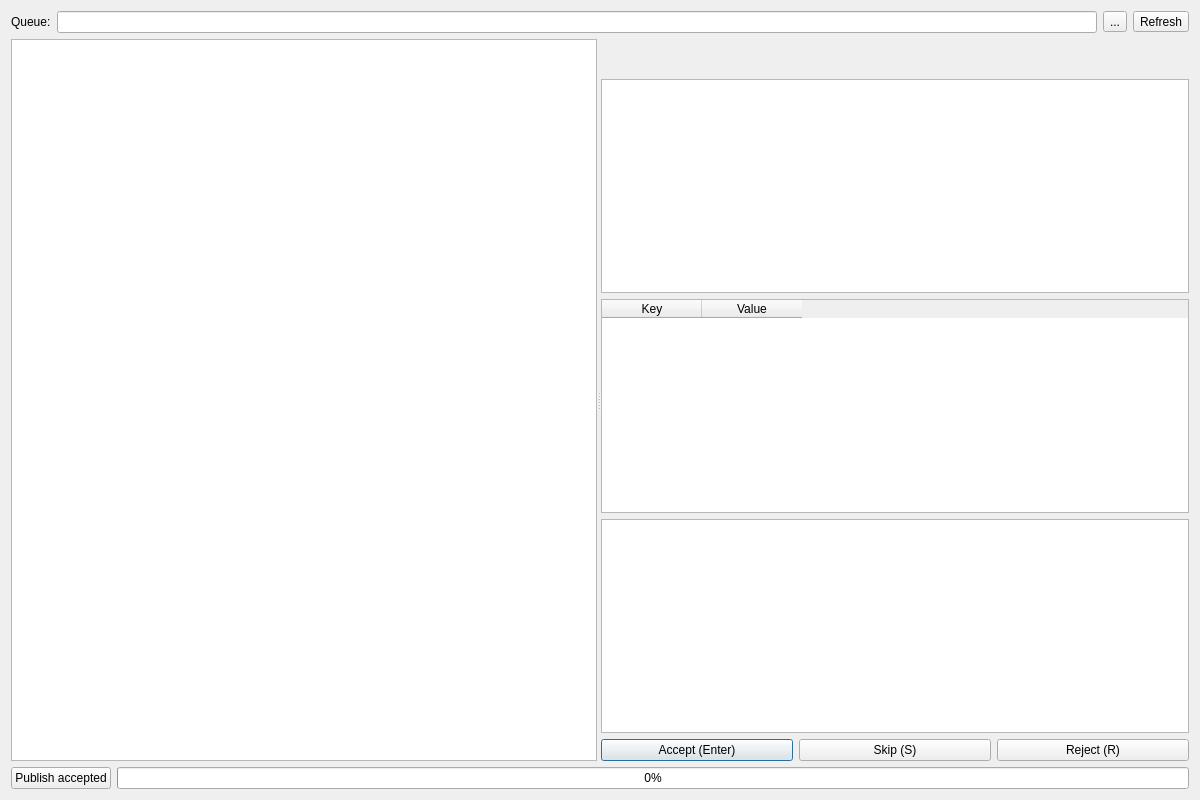
Above: src/main/python/ui/review.ui from 3ll3d00d/beqdesigner before the change. Below: the same form after it.
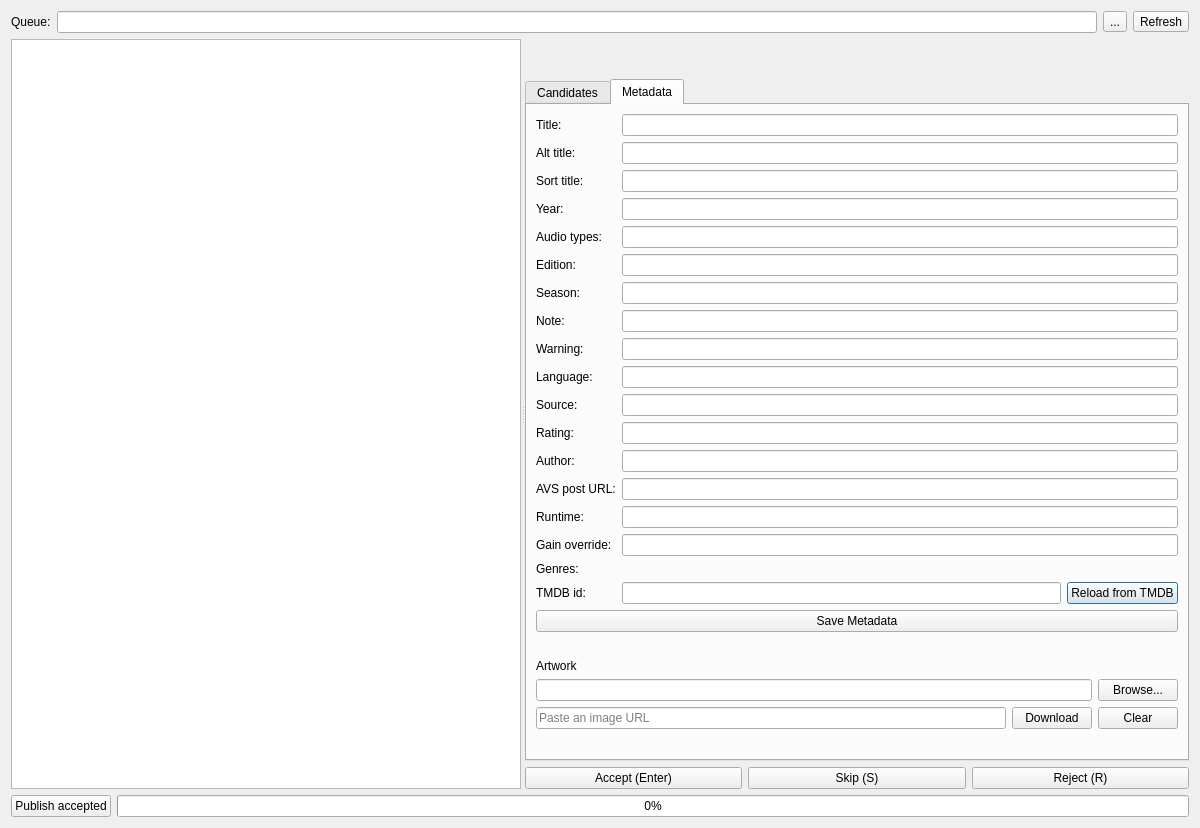
That is the form after the change. The open tabs and pages were chosen to show the change. Custom widgets are drawn as their Qt base class.

Commit message:
Add review queue metadata + artwork editor, wire poster into publish
ReviewQueueDialog gains an editable Metadata tab (title/year/edition/
audio types/etc., reload-from-TMDB by id or title+year search) and an
Artwork section (browse a local file or download a pasted URL), so a
human can supply BeqMetadata fields and report artwork the batch
design flow never populated on its own. QueueEntry gains art_path/
art_overridden, and publish_reviewed_queue() now actually passes
poster_path through to the report renderer, which it silently dropped
before despite the fetch/compose code already existing.

```diff
--- a/src/main/python/ui/review.ui
+++ b/src/main/python/ui/review.ui
@@ -85,35 +85,323 @@
         </widget>
        </item>
        <item>
-        <widget class="QListWidget" name="candidateList">
-         <property name="maximumHeight">
-          <number>120</number>
-         </property>
+        <widget class="QTabWidget" name="detailTabs">
+         <widget class="QWidget" name="candidatesTab">
+          <attribute name="title">
+           <string>Candidates</string>
+          </attribute>
+          <layout class="QVBoxLayout" name="candidatesTabLayout">
+           <item>
+            <widget class="QListWidget" name="candidateList">
+             <property name="maximumHeight">
+              <number>120</number>
+             </property>
+            </widget>
+           </item>
+           <item>
+            <widget class="QTableWidget" name="commentaryTable">
+             <property name="maximumHeight">
+              <number>100</number>
+             </property>
+             <property name="columnCount">
+              <number>2</number>
+             </property>
+             <column>
+              <property name="text">
+               <string>Key</string>
+              </property>
+             </column>
+             <column>
+              <property name="text">
+               <string>Value</string>
+              </property>
+             </column>
+            </widget>
+           </item>
+           <item>
+            <widget class="MplWidget" name="previewChart"/>
+           </item>
+          </layout>
+         </widget>
+         <widget class="QWidget" name="metadataTab">
+          <attribute name="title">
+           <string>Metadata</string>
+          </attribute>
+          <layout class="QVBoxLayout" name="metadataTabLayout">
+           <item>
+            <layout class="QFormLayout" name="metadataForm">
+             <item row="0" column="0">
+              <widget class="QLabel" name="titleFieldLabel">
+               <property name="text">
+                <string>Title:</string>
+               </property>
+              </widget>
+             </item>
+             <item row="0" column="1">
+              <widget class="QLineEdit" name="titleField"/>
+             </item>
+             <item row="1" column="0">
+              <widget class="QLabel" name="altTitleFieldLabel">
+               <property name="text">
+                <string>Alt title:</string>
+               </property>
+              </widget>
+             </item>
+             <item row="1" column="1">
+              <widget class="QLineEdit" name="altTitleField"/>
+             </item>
+             <item row="2" column="0">
+              <widget class="QLabel" name="sortTitleFieldLabel">
+               <property name="text">
+                <string>Sort title:</string>
+               </property>
+              </widget>
+             </item>
+             <item row="2" column="1">
+              <widget class="QLineEdit" name="sortTitleField"/>
+             </item>
+             <item row="3" column="0">
+              <widget class="QLabel" name="yearFieldLabel">
+               <property name="text">
+                <string>Year:</string>
+               </property>
+              </widget>
+             </item>
+             <item row="3" column="1">
+              <widget class="QLineEdit" name="yearField"/>
+             </item>
+             <item row="4" column="0">
+              <widget class="QLabel" name="audioTypesFieldLabel">
+               <property name="text">
+                <string>Audio types:</string>
+               </property>
+              </widget>
+             </item>
+             <item row="4" column="1">
+              <widget class="QLineEdit" name="audioTypesField"/>
+             </item>
+             <item row="5" column="0">
+              <widget class="QLabel" name="editionFieldLabel">
+               <property name="text">
+                <string>Edition:</string>
+               </property>
+              </widget>
+             </item>
+             <item row="5" column="1">
+              <widget class="QLineEdit" name="editionField"/>
+             </item>
+             <item row="6" column="0">
+              <widget class="QLabel" name="seasonFieldLabel">
+               <property name="text">
+                <string>Season:</string>
+               </property>
+              </widget>
+             </item>
+             <item row="6" column="1">
+              <widget class="QLineEdit" name="seasonField"/>
+             </item>
+             <item row="7" column="0">
+              <widget class="QLabel" name="noteFieldLabel">
+               <property name="text">
+                <string>Note:</string>
+               </property>
+              </widget>
+             </item>
+             <item row="7" column="1">
+              <widget class="QLineEdit" name="noteField"/>
+             </item>
+             <item row="8" column="0">
+              <widget class="QLabel" name="warningFieldLabel">
+               <property name="text">
+                <string>Warning:</string>
+               </property>
+              </widget>
+             </item>
+             <item row="8" column="1">
+              <widget class="QLineEdit" name="warningField"/>
+             </item>
+             <item row="9" column="0">
+              <widget class="QLabel" name="languageFieldLabel">
+               <property name="text">
+                <string>Language:</string>
+               </property>
+              </widget>
+             </item>
+             <item row="9" column="1">
+              <widget class="QLineEdit" name="languageField"/>
+             </item>
+             <item row="10" column="0">
+              <widget class="QLabel" name="sourceFieldLabel">
+               <property name="text">
+                <string>Source:</string>
+               </property>
+              </widget>
+             </item>
+             <item row="10" column="1">
+              <widget class="QLineEdit" name="sourceField"/>
+             </item>
+             <item row="11" column="0">
+              <widget class="QLabel" name="ratingFieldLabel">
+               <property name="text">
+                <string>Rating:</string>
+               </property>
+              </widget>
+             </item>
+             <item row="11" column="1">
+              <widget class="QLineEdit" name="ratingField"/>
+             </item>
+             <item row="12" column="0">
+              <widget class="QLabel" name="authorFieldLabel">
+               <property name="text">
+                <string>Author:</string>
+               </property>
+              </widget>
+             </item>
+             <item row="12" column="1">
+              <widget class="QLineEdit" name="authorField"/>
+             </item>
+             <item row="13" column="0">
+              <widget class="QLabel" name="avsFieldLabel">
+               <property name="text">
+                <string>AVS post URL:</string>
+               </property>
+              </widget>
+             </item>
+             <item row="13" column="1">
+              <widget class="QLineEdit" name="avsField"/>
+             </item>
+             <item row="14" column="0">
+              <widget class="QLabel" name="runtimeFieldLabel">
+               <property name="text">
+                <string>Runtime:</string>
+               </property>
+              </widget>
+             </item>
+             <item row="14" column="1">
+              <widget class="QLineEdit" name="runtimeField"/>
+             </item>
+             <item row="15" column="0">
+              <widget class="QLabel" name="gainFieldLabel">
+               <property name="text">
+                <string>Gain override:</string>
+               </property>
+              </widget>
+             </item>
+             <item row="15" column="1">
+              <widget class="QLineEdit" name="gainField"/>
+             </item>
+             <item row="16" column="0">
+              <widget class="QLabel" name="genresFieldLabel">
+               <property name="text">
+                <string>Genres:</string>
+               </property>
+              </widget>
+             </item>
+             <item row="16" column="1">
+              <widget class="QLabel" name="genresLabel">
+               <property name="text">
+                <string/>
+               </property>
+              </widget>
+             </item>
+             <item row="17" column="0">
+              <widget class="QLabel" name="movieDbIdFieldLabel">
+               <property name="text">
+                <string>TMDB id:</string>
+               </property>
+              </widget>
+             </item>
+             <item row="17" column="1">
+              <layout class="QHBoxLayout" name="movieDbIdLayout">
+               <item>
+                <widget class="QLineEdit" name="movieDbIdField"/>
+               </item>
+               <item>
+                <widget class="QPushButton" name="reloadTmdbButton">
+                 <property name="text">
+                  <string>Reload from TMDB</string>
+                 </property>
+                </widget>
+               </item>
+              </layout>
+             </item>
+            </layout>
+           </item>
+           <item>
+            <widget class="QPushButton" name="saveMetadataButton">
+             <property name="text">
+              <string>Save Metadata</string>
+             </property>
+            </widget>
+           </item>
+           <item>
+            <widget class="QLabel" name="metadataStatusLabel">
+             <property name="text">
+              <string/>
+             </property>
+            </widget>
+           </item>
+           <item>
+            <widget class="QLabel" name="artworkGroupLabel">
+             <property name="text">
+              <string>Artwork</string>
+             </property>
+            </widget>
+           </item>
+           <item>
+            <layout class="QHBoxLayout" name="artPathLayout">
+             <item>
+              <widget class="QLineEdit" name="artPathField">
+               <property name="readOnly">
+                <bool>true</bool>
+               </property>
+              </widget>
+             </item>
+             <item>
+              <widget class="QPushButton" name="browseArtButton">
+               <property name="text">
+                <string>Browse...</string>
+               </property>
+              </widget>
+             </item>
+            </layout>
+           </item>
+           <item>
+            <layout class="QHBoxLayout" name="artUrlLayout">
+             <item>
+              <widget class="QLineEdit" name="artUrlField">
+               <property name="placeholderText">
+                <string>Paste an image URL</string>
+               </property>
+              </widget>
+             </item>
+             <item>
+              <widget class="QPushButton" name="downloadArtButton">
+               <property name="text">
+                <string>Download</string>
+               </property>
+              </widget>
+             </item>
+             <item>
+              <widget class="QPushButton" name="clearArtButton">
+               <property name="text">
+                <string>Clear</string>
+               </property>
+              </widget>
+             </item>
+            </layout>
+           </item>
+           <item>
+            <widget class="QLabel" name="artPreviewLabel">
+             <property name="text">
+              <string/>
+             </property>
+            </widget>
+           </item>
+          </layout>
+         </widget>
         </widget>
        </item>
-       <item>
-        <widget class="QTableWidget" name="commentaryTable">
-         <property name="maximumHeight">
-          <number>100</number>
-         </property>
-         <property name="columnCount">
-          <number>2</number>
-         </property>
-         <column>
-          <property name="text">
-           <string>Key</string>
-          </property>
-         </column>
-         <column>
-          <property name="text">
-           <string>Value</string>
-          </property>
-         </column>
-        </widget>
-       </item>
-       <item>
-        <widget class="MplWidget" name="previewChart"/>
-       </item>
        <item>
         <layout class="QHBoxLayout" name="actionButtonsLayout">
          <item>
```
The commit also changes 6 other files.
